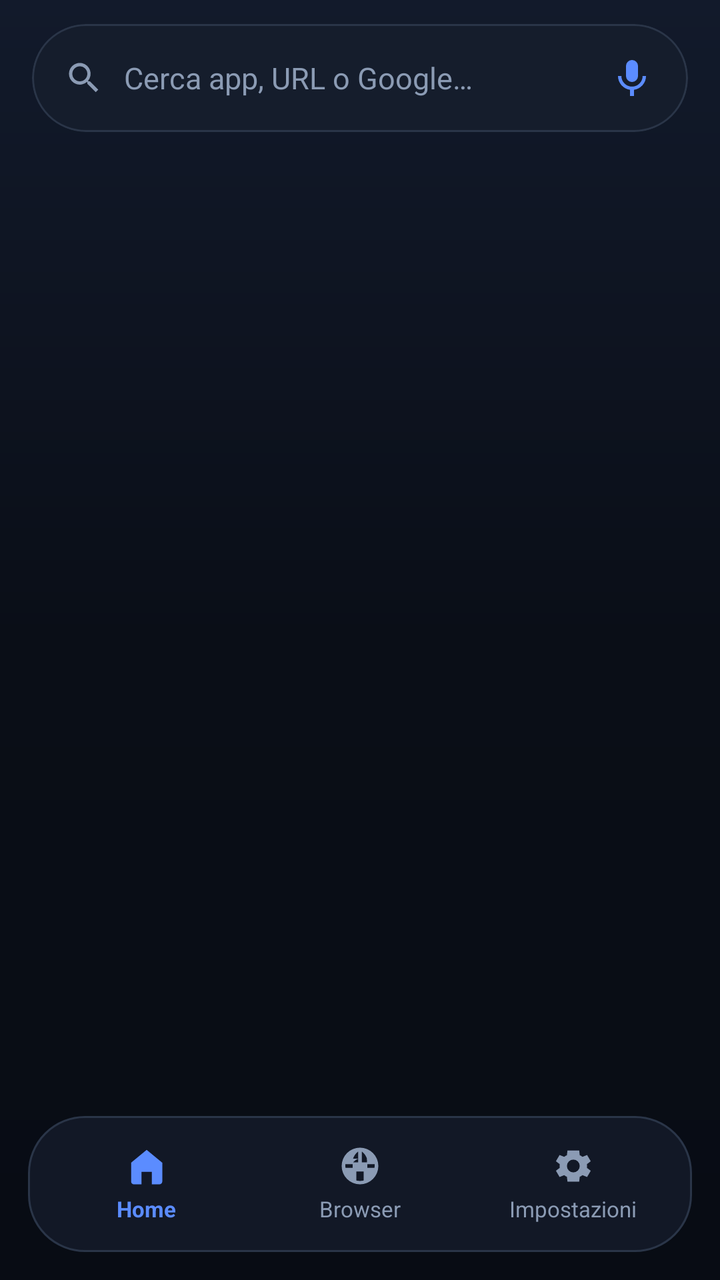
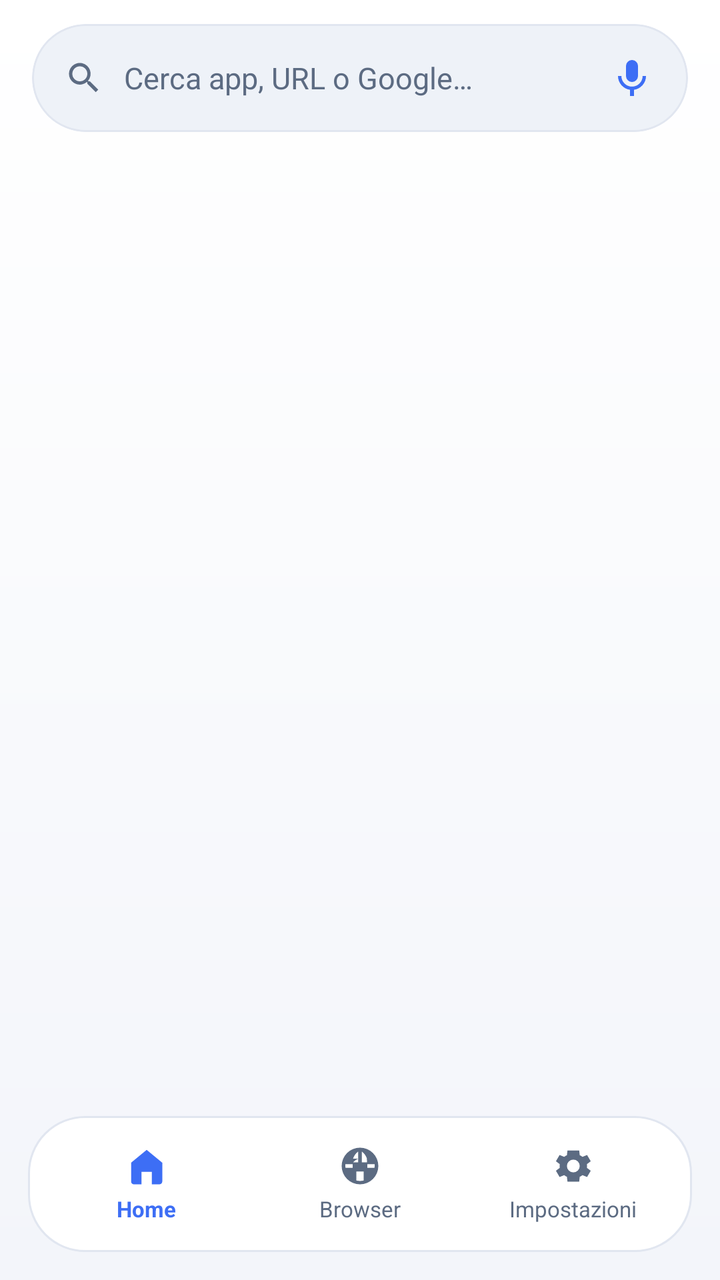

An Android layout rendered at two revisions. The XML below is the earlier revision; the diff shows what the commit changed to produce the second picture.
<!-- AndroidManifest.xml: activity theme Theme.WebLauncher -->
<!-- res/layout/activity_main.xml -->
<?xml version="1.0" encoding="utf-8"?>
<androidx.constraintlayout.widget.ConstraintLayout
    xmlns:android="http://schemas.android.com/apk/res/android"
    xmlns:app="http://schemas.android.com/apk/res-auto"
    android:layout_width="match_parent"
    android:layout_height="match_parent"
    android:background="@drawable/bg_screen">

    <LinearLayout
        android:id="@+id/homePanel"
        android:layout_width="0dp"
        android:layout_height="0dp"
        android:orientation="vertical"
        app:layout_constraintTop_toTopOf="parent"
        app:layout_constraintBottom_toTopOf="@id/bottomBar"
        app:layout_constraintStart_toStartOf="parent"
        app:layout_constraintEnd_toEndOf="parent">

        <LinearLayout
            android:id="@+id/header"
            android:layout_width="match_parent"
            android:layout_height="wrap_content"
            android:orientation="vertical"
            android:paddingHorizontal="16dp"
            android:paddingTop="12dp"
            android:paddingBottom="8dp"
            android:background="@android:color/transparent">

            <com.google.android.material.card.MaterialCardView
                android:layout_width="match_parent"
                android:layout_height="54dp"
                app:cardCornerRadius="27dp"
                app:cardBackgroundColor="@color/search_bg"
                app:cardElevation="0dp"
                app:strokeWidth="1dp"
                app:strokeColor="@color/stroke">

                <LinearLayout
                    android:layout_width="match_parent"
                    android:layout_height="match_parent"
                    android:orientation="horizontal"
                    android:gravity="center_vertical"
                    android:paddingStart="16dp"
                    android:paddingEnd="6dp">

                    <ImageView
                        android:layout_width="20dp"
                        android:layout_height="20dp"
                        android:src="@drawable/ic_search"
                        app:tint="@color/text_muted"
                        android:contentDescription="@null" />

                    <EditText
                        android:id="@+id/searchInput"
                        android:layout_width="0dp"
                        android:layout_height="match_parent"
                        android:layout_weight="1"
                        android:layout_marginStart="10dp"
                        android:background="@android:color/transparent"
                        android:hint="@string/search_hint"
                        android:textColorHint="@color/text_muted"
                        android:textColor="@color/text"
                        android:textSize="15sp"
                        android:inputType="text"
                        android:imeOptions="actionSearch"
                        android:maxLines="1"
                        android:importantForAutofill="no" />

                    <ImageButton
                        android:id="@+id/btnMic"
                        android:layout_width="44dp"
                        android:layout_height="44dp"
                        android:background="?attr/selectableItemBackgroundBorderless"
                        android:src="@drawable/ic_nav_mic"
                        android:contentDescription="@string/voice"
                        app:tint="@color/accent" />
                </LinearLayout>
            </com.google.android.material.card.MaterialCardView>
        </LinearLayout>

        <TextView
            android:id="@+id/webSearchHint"
            android:layout_width="match_parent"
            android:layout_height="wrap_content"
            android:paddingHorizontal="20dp"
            android:paddingTop="8dp"
            android:paddingBottom="2dp"
            android:textColor="@color/accent"
            android:textSize="13sp"
            android:textStyle="bold"
            android:visibility="gone" />

        <androidx.recyclerview.widget.RecyclerView
            android:id="@+id/recycler"
            android:layout_width="match_parent"
            android:layout_height="0dp"
            android:layout_weight="1"
            android:clipToPadding="false"
            android:paddingHorizontal="10dp"
            android:paddingTop="4dp"
            android:paddingBottom="16dp" />
    </LinearLayout>

    <LinearLayout
        android:id="@+id/browserPanel"
        android:layout_width="0dp"
        android:layout_height="0dp"
        android:orientation="vertical"
        android:visibility="gone"
        app:layout_constraintTop_toTopOf="parent"
        app:layout_constraintBottom_toTopOf="@id/bottomBar"
        app:layout_constraintStart_toStartOf="parent"
        app:layout_constraintEnd_toEndOf="parent">

        <LinearLayout
            android:layout_width="match_parent"
            android:layout_height="52dp"
            android:orientation="horizontal"
            android:gravity="center_vertical"
            android:background="@color/bg_elevated"
            android:paddingHorizontal="6dp">

            <ImageButton android:id="@+id/btnWebBack" android:layout_width="42dp" android:layout_height="42dp" android:background="?attr/selectableItemBackgroundBorderless" android:src="@android:drawable/ic_media_previous" app:tint="@color/text" android:contentDescription="Indietro" />
            <ImageButton android:id="@+id/btnWebForward" android:layout_width="42dp" android:layout_height="42dp" android:background="?attr/selectableItemBackgroundBorderless" android:src="@android:drawable/ic_media_next" app:tint="@color/text" android:contentDescription="Avanti" />
            <ImageButton android:id="@+id/btnWebRefresh" android:layout_width="42dp" android:layout_height="42dp" android:background="?attr/selectableItemBackgroundBorderless" android:src="@android:drawable/ic_popup_sync" app:tint="@color/text" android:contentDescription="Aggiorna" />

            <TextView android:id="@+id/webTitle" android:layout_width="0dp" android:layout_height="wrap_content" android:layout_weight="1" android:textColor="@color/text" android:textSize="13sp" android:maxLines="1" android:ellipsize="end" android:paddingHorizontal="8dp" android:textStyle="bold" />

            <ImageButton
                android:id="@+id/btnWebAdd"
                android:layout_width="42dp"
                android:layout_height="42dp"
                android:background="?attr/selectableItemBackgroundBorderless"
                android:src="@android:drawable/btn_star_big_off"
                app:tint="@color/star"
                android:contentDescription="Aggiungi a home" />

            <ImageButton android:id="@+id/btnWebExternal" android:layout_width="42dp" android:layout_height="42dp" android:background="?attr/selectableItemBackgroundBorderless" android:src="@android:drawable/ic_menu_share" app:tint="@color/text_muted" android:contentDescription="Apri esterno" />
            <ImageButton android:id="@+id/btnWebClose" android:layout_width="42dp" android:layout_height="42dp" android:background="?attr/selectableItemBackgroundBorderless" android:src="@android:drawable/ic_menu_close_clear_cancel" app:tint="@color/danger" android:contentDescription="Chiudi" />
        </LinearLayout>

        <ProgressBar android:id="@+id/webProgress" style="?android:attr/progressBarStyleHorizontal" android:layout_width="match_parent" android:layout_height="3dp" android:max="100" android:progress="0" android:progressTint="@color/accent" android:visibility="gone" />

        <WebView android:id="@+id/webView" android:layout_width="match_parent" android:layout_height="0dp" android:layout_weight="1" />
    </LinearLayout>

    <FrameLayout
        android:id="@+id/bottomBar"
        android:layout_width="0dp"
        android:layout_height="wrap_content"
        android:paddingHorizontal="14dp"
        android:paddingBottom="14dp"
        android:paddingTop="6dp"
        android:background="@android:color/transparent"
        app:layout_constraintBottom_toBottomOf="parent"
        app:layout_constraintStart_toStartOf="parent"
        app:layout_constraintEnd_toEndOf="parent">

        <LinearLayout
            android:layout_width="match_parent"
            android:layout_height="68dp"
            android:orientation="horizontal"
            android:gravity="center"
            android:background="@drawable/bg_bottom_bar"
            android:paddingHorizontal="6dp">

            <LinearLayout android:id="@+id/navHome" android:layout_width="0dp" android:layout_height="match_parent" android:layout_weight="1" android:orientation="vertical" android:gravity="center" android:background="?attr/selectableItemBackgroundBorderless" android:paddingVertical="6dp">
                <ImageView android:id="@+id/iconHome" android:layout_width="22dp" android:layout_height="22dp" android:src="@drawable/ic_nav_home" app:tint="@color/accent" android:contentDescription="@string/home" />
                <TextView android:id="@+id/labelHome" android:layout_width="wrap_content" android:layout_height="wrap_content" android:text="@string/home" android:textColor="@color/accent" android:textSize="11sp" android:textStyle="bold" android:layout_marginTop="3dp" />
            </LinearLayout>

            <LinearLayout android:id="@+id/navBrowser" android:layout_width="0dp" android:layout_height="match_parent" android:layout_weight="1" android:orientation="vertical" android:gravity="center" android:background="?attr/selectableItemBackgroundBorderless" android:paddingVertical="6dp">
                <ImageView android:id="@+id/iconBrowser" android:layout_width="22dp" android:layout_height="22dp" android:src="@drawable/ic_nav_browser" app:tint="@color/text_muted" android:contentDescription="Browser" />
                <TextView android:id="@+id/labelBrowser" android:layout_width="wrap_content" android:layout_height="wrap_content" android:text="Browser" android:textColor="@color/text_muted" android:textSize="11sp" android:layout_marginTop="3dp" />
            </LinearLayout>

            <LinearLayout android:id="@+id/navSettings" android:layout_width="0dp" android:layout_height="match_parent" android:layout_weight="1" android:orientation="vertical" android:gravity="center" android:background="?attr/selectableItemBackgroundBorderless" android:paddingVertical="6dp">
                <ImageView android:layout_width="22dp" android:layout_height="22dp" android:src="@drawable/ic_nav_settings" app:tint="@color/text_muted" android:contentDescription="@string/settings" />
                <TextView android:layout_width="wrap_content" android:layout_height="wrap_content" android:text="@string/settings" android:textColor="@color/text_muted" android:textSize="11sp" android:layout_marginTop="3dp" />
            </LinearLayout>
        </LinearLayout>
    </FrameLayout>

</androidx.constraintlayout.widget.ConstraintLayout>
<!-- resources referenced by this layout -->
<resources>
  <color name="accent">#5B8CFF</color>
  <color name="bg_elevated">#121826</color>
  <color name="danger">#FF6B7A</color>
  <color name="search_bg">#151D2C</color>
  <color name="star">#FFC14D</color>
  <color name="stroke">#2A3548</color>
  <color name="text">#F0F4FA</color>
  <color name="text_muted">#8B9BB4</color>
  <!-- drawable bg_bottom_bar (drawable) -->
  <?xml version="1.0" encoding="utf-8"?>
  <shape xmlns:android="http://schemas.android.com/apk/res/android" android:shape="rectangle">
      <solid android:color="@color/bg_elevated" />
      <corners android:radius="28dp" />
      <stroke android:width="1dp" android:color="@color/stroke" />
  </shape>
  <!-- drawable bg_screen (drawable) -->
  <?xml version="1.0" encoding="utf-8"?>
  <shape xmlns:android="http://schemas.android.com/apk/res/android" android:shape="rectangle">
      <gradient
          android:angle="270"
          android:startColor="#121A2B"
          android:centerColor="#0A0E17"
          android:endColor="#080C14" />
  </shape>
  <!-- drawable ic_nav_home (drawable) -->
  <?xml version="1.0" encoding="utf-8"?>
  <vector xmlns:android="http://schemas.android.com/apk/res/android"
      android:width="24dp" android:height="24dp" android:viewportWidth="24" android:viewportHeight="24">
      <path android:fillColor="#FFFFFFFF" android:pathData="M12,3.2 L3.5,10.2 V20.5 C3.5,21.3 4.2,22 5,22 H9.2 V15.2 H14.8 V22 H19 C19.8,22 20.5,21.3 20.5,20.5 V10.2 Z"/>
  </vector>
  <!-- drawable ic_nav_mic (drawable) -->
  <?xml version="1.0" encoding="utf-8"?>
  <vector xmlns:android="http://schemas.android.com/apk/res/android"
      android:width="24dp" android:height="24dp" android:viewportWidth="24" android:viewportHeight="24">
      <path android:fillColor="#FFFFFFFF" android:pathData="M12,14 A3,3 0 0,0 15,11 V6 A3,3 0 0,0 9,6 V11 A3,3 0 0,0 12,14 Z M17.3,11 A5.3,5.3 0 0,1 6.7,11 H5 A7,7 0 0,0 11,17.9 V21 H13 V17.9 A7,7 0 0,0 19,11 Z"/>
  </vector>
  <!-- drawable ic_search (drawable) -->
  <?xml version="1.0" encoding="utf-8"?>
  <vector xmlns:android="http://schemas.android.com/apk/res/android"
      android:width="24dp" android:height="24dp" android:viewportWidth="24" android:viewportHeight="24">
      <path android:fillColor="#FFFFFFFF" android:pathData="M15.5,14 H14.7 L14.4,13.7 A6.5,6.5 0 1,0 13.7,14.4 L14,14.7 V15.5 L19,20.5 L20.5,19 Z M9.5,14 A4.5,4.5 0 1,1 9.5,5 A4.5,4.5 0 0,1 9.5,14 Z"/>
  </vector>
  <string name="home">Home</string>
  <string name="search_hint">Cerca app, URL o Google\u2026</string>
  <string name="settings">Impostazioni</string>
  <string name="voice">Voce</string>
  <style name="Theme.WebLauncher" parent="Theme.Material3.Dark.NoActionBar">
          <item name="colorPrimary">@color/accent</item>
          <item name="colorOnPrimary">@android:color/white</item>
          <item name="colorSecondary">@color/accent</item>
          <item name="android:statusBarColor">@color/bg</item>
          <item name="android:navigationBarColor">@color/bg</item>
          <item name="android:windowBackground">@color/bg</item>
          <item name="android:colorBackground">@color/bg</item>
          <item name="colorSurface">@color/bg_elevated</item>
          <item name="colorOnSurface">@color/text</item>
          <item name="android:textColorPrimary">@color/text</item>
          <item name="android:textColorSecondary">@color/text_muted</item>
          <item name="android:windowLightStatusBar">false</item>
      </style>
  <color name="bg">#0A0E17</color>
  <!-- unchanged entries left out for length: 2 -->
</resources>

<!-- the commit's change to res/layout/activity_main.xml (unified diff, before → after) -->
@@ -141,6 +141,21 @@
 
         <ProgressBar android:id="@+id/webProgress" style="?android:attr/progressBarStyleHorizontal" android:layout_width="match_parent" android:layout_height="3dp" android:max="100" android:progress="0" android:progressTint="@color/accent" android:visibility="gone" />
 
+        <ScrollView
+            android:id="@+id/recentsPanel"
+            android:layout_width="match_parent"
+            android:layout_height="0dp"
+            android:layout_weight="1"
+            android:fillViewport="true"
+            android:visibility="gone">
+            <LinearLayout
+                android:id="@+id/recentsList"
+                android:layout_width="match_parent"
+                android:layout_height="wrap_content"
+                android:orientation="vertical"
+                android:padding="16dp" />
+        </ScrollView>
+
         <WebView android:id="@+id/webView" android:layout_width="match_parent" android:layout_height="0dp" android:layout_weight="1" />
     </LinearLayout>
 
<!-- resource entries referenced after the edit -->
@@ -1,13 +1,13 @@
 <!-- resources referenced by this layout -->
 <resources>
-  <color name="accent">#5B8CFF</color>
-  <color name="bg_elevated">#121826</color>
-  <color name="danger">#FF6B7A</color>
-  <color name="search_bg">#151D2C</color>
-  <color name="star">#FFC14D</color>
-  <color name="stroke">#2A3548</color>
-  <color name="text">#F0F4FA</color>
-  <color name="text_muted">#8B9BB4</color>
+  <color name="accent">#3D6EF5</color>
+  <color name="bg_elevated">#FFFFFF</color>
+  <color name="danger">#D64555</color>
+  <color name="search_bg">#EEF2F8</color>
+  <color name="star">#E0A020</color>
+  <color name="stroke">#E1E6F0</color>
+  <color name="text">#121826</color>
+  <color name="text_muted">#5C6B82</color>
   <!-- drawable bg_bottom_bar (drawable) -->
   <?xml version="1.0" encoding="utf-8"?>
   <shape xmlns:android="http://schemas.android.com/apk/res/android" android:shape="rectangle">
@@ -20,9 +20,8 @@
   <shape xmlns:android="http://schemas.android.com/apk/res/android" android:shape="rectangle">
       <gradient
           android:angle="270"
-          android:startColor="#121A2B"
-          android:centerColor="#0A0E17"
-          android:endColor="#080C14" />
+          android:startColor="@color/bg_elevated"
+          android:endColor="@color/bg" />
   </shape>
   <!-- drawable ic_nav_home (drawable) -->
   <?xml version="1.0" encoding="utf-8"?>
@@ -46,7 +45,7 @@
   <string name="search_hint">Cerca app, URL o Google\u2026</string>
   <string name="settings">Impostazioni</string>
   <string name="voice">Voce</string>
-  <style name="Theme.WebLauncher" parent="Theme.Material3.Dark.NoActionBar">
+  <style name="Theme.WebLauncher" parent="Theme.Material3.DayNight.NoActionBar">
           <item name="colorPrimary">@color/accent</item>
           <item name="colorOnPrimary">@android:color/white</item>
           <item name="colorSecondary">@color/accent</item>
@@ -58,9 +57,8 @@
           <item name="colorOnSurface">@color/text</item>
           <item name="android:textColorPrimary">@color/text</item>
           <item name="android:textColorSecondary">@color/text_muted</item>
-          <item name="android:windowLightStatusBar">false</item>
       </style>
-  <color name="bg">#0A0E17</color>
+  <color name="bg">#F3F5FA</color>
   <!-- unchanged entries left out for length: 2 -->
 </resources>
 
